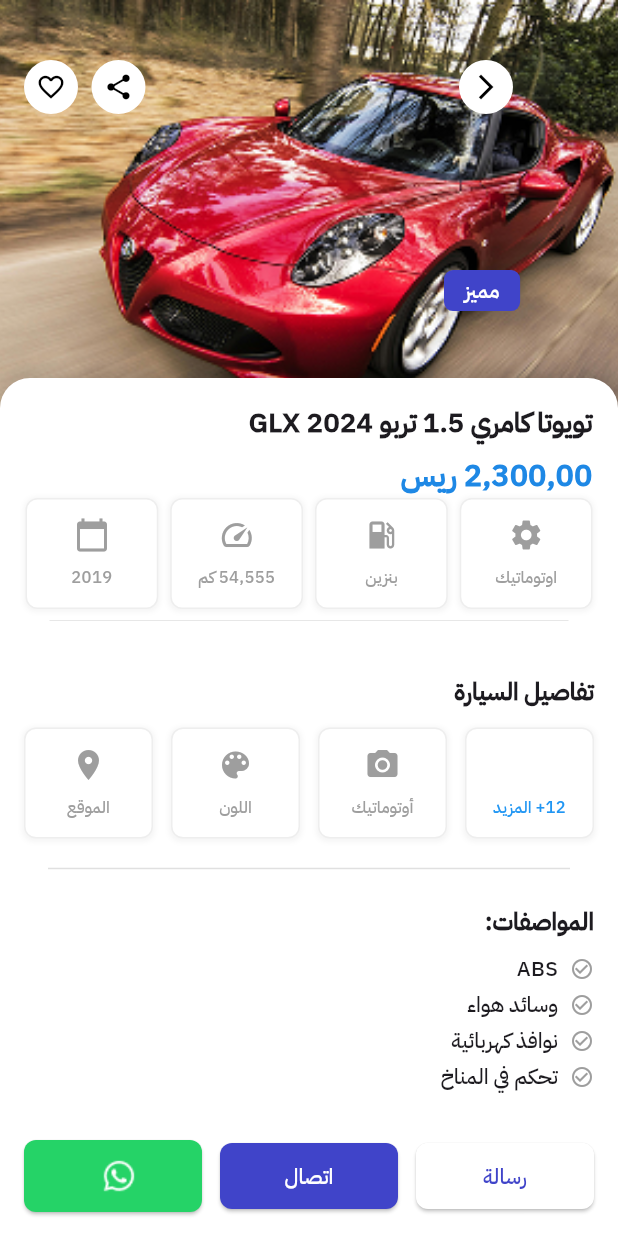
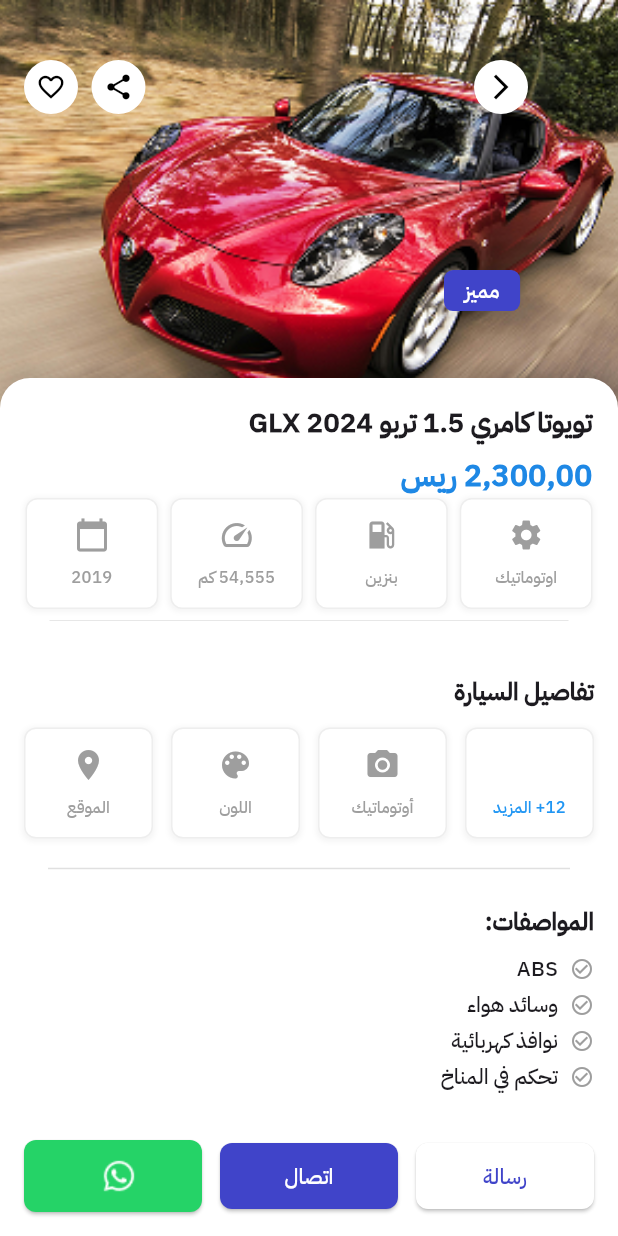
Before and after one commit to waleed-se3fan/sear_soqe, a Flutter app: the screen it shows after launch, on a phone screen of 412 x 824 dp. Run offline on Flutter 3.47's test engine with Material 3 defaults, Android fonts, the phone set to English and light mode, and no system bars; our stand-ins replace bloc, cached_network_image, country_picker, dartz, dio, equatable and 10 more; missing offline and left inert: awesome_dio_interceptor; accounts and stored records are empty; project files that could hold a hidden picture were left out.

Commit message:
fix: Adjust positioning of back icon in CarImageIcons widget

```diff
--- a/lib/features/details/presentation/widgets/car_image_icons.dart
+++ b/lib/features/details/presentation/widgets/car_image_icons.dart
@@ -16,9 +16,11 @@
             child: _buildCircleIcon(Icons.share, () {}),
           ),
           Positioned(
-            left: 290,
+            left: 300,
             top: 0,
-            child: _buildCircleIcon(Icons.arrow_back_ios_new, () {}),
+            child: _buildCircleIcon(Icons.arrow_back_ios_new, () {
+              Navigator.of(context).pop();
+            }),
           ),
           Positioned(
             left: 280,
```
